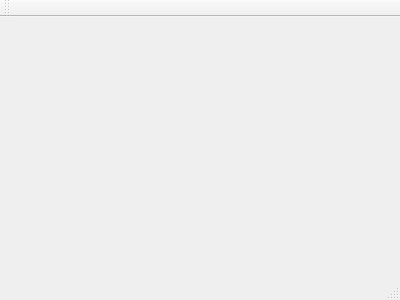
xiddw/nm-morph, file mainwindow.ui: the form before one commit.
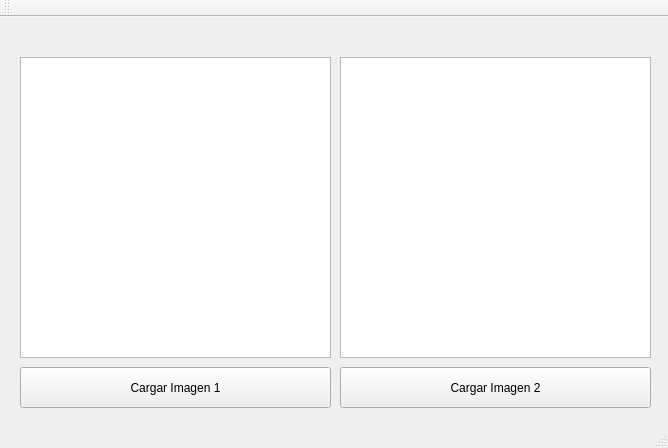
The form after the commit.

```diff
--- a/mainwindow.ui
+++ b/mainwindow.ui
@@ -1,24 +1,92 @@
 <ui version="4.0">
  <class>MainWindow</class>
- <widget class="QMainWindow" name="MainWindow" >
-  <property name="geometry" >
+ <widget class="QMainWindow" name="MainWindow">
+  <property name="geometry">
    <rect>
     <x>0</x>
     <y>0</y>
-    <width>400</width>
-    <height>300</height>
+    <width>668</width>
+    <height>448</height>
    </rect>
   </property>
-  <property name="windowTitle" >
+  <property name="minimumSize">
+   <size>
+    <width>400</width>
+    <height>400</height>
+   </size>
+  </property>
+  <property name="windowTitle">
    <string>MainWindow</string>
   </property>
-  <widget class="QMenuBar" name="menuBar" />
-  <widget class="QToolBar" name="mainToolBar" />
-  <widget class="QWidget" name="centralWidget" />
-  <widget class="QStatusBar" name="statusBar" />
+  <widget class="QWidget" name="centralWidget">
+   <widget class="QGraphicsView" name="graphicsView1">
+    <property name="geometry">
+     <rect>
+      <x>20</x>
+      <y>40</y>
+      <width>311</width>
+      <height>301</height>
+     </rect>
+    </property>
+   </widget>
+   <widget class="QGraphicsView" name="graphicsView2">
+    <property name="geometry">
+     <rect>
+      <x>340</x>
+      <y>40</y>
+      <width>311</width>
+      <height>301</height>
+     </rect>
+    </property>
+   </widget>
+   <widget class="QPushButton" name="pushButton1">
+    <property name="geometry">
+     <rect>
+      <x>20</x>
+      <y>350</y>
+      <width>311</width>
+      <height>41</height>
+     </rect>
+    </property>
+    <property name="text">
+     <string>Cargar Imagen 1</string>
+    </property>
+   </widget>
+   <widget class="QPushButton" name="pushButton2">
+    <property name="geometry">
+     <rect>
+      <x>340</x>
+      <y>350</y>
+      <width>311</width>
+      <height>41</height>
+     </rect>
+    </property>
+    <property name="text">
+     <string>Cargar Imagen 2</string>
+    </property>
+   </widget>
+  </widget>
+  <widget class="QMenuBar" name="menuBar">
+   <property name="geometry">
+    <rect>
+     <x>0</x>
+     <y>0</y>
+     <width>668</width>
+     <height>21</height>
+    </rect>
+   </property>
+  </widget>
+  <widget class="QToolBar" name="mainToolBar">
+   <attribute name="toolBarArea">
+    <enum>TopToolBarArea</enum>
+   </attribute>
+   <attribute name="toolBarBreak">
+    <bool>false</bool>
+   </attribute>
+  </widget>
+  <widget class="QStatusBar" name="statusBar"/>
  </widget>
- <layoutDefault spacing="6" margin="11" />
- <pixmapfunction></pixmapfunction>
+ <layoutdefault spacing="6" margin="11"/>
  <resources/>
  <connections/>
 </ui>
```
Left out of the diff: 1 changed line with no effect on the pictures.
